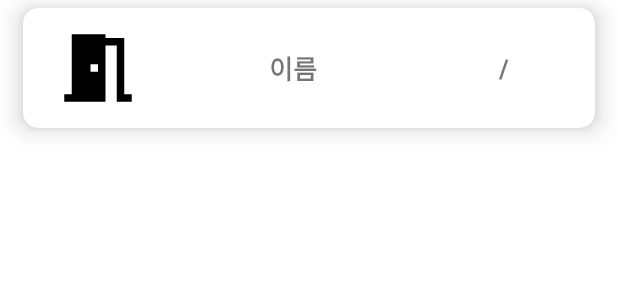
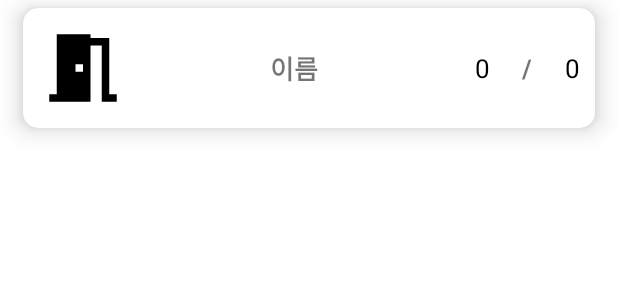
Before and after one commit to leejy12/poker, an Android app: the layout fragment_table.xml on its own in the app's theme, with its tools: preview values and no code run, on a phone screen of 412 x 824 dp. Shown: the top 300 px of the screen. Run offline under Robolectric (Android 15) with nearby library versions, the phone set to English and light mode, and no system bars; network calls fail.

Commit message:
table layout fix

```diff
--- a/app/src/main/java/com/example/poker/LobbyActivity.kt
+++ b/app/src/main/java/com/example/poker/LobbyActivity.kt
@@ -14,50 +14,6 @@ import com.android.volley.Request
 import com.android.volley.RequestQueue
 import com.android.volley.toolbox.JsonArrayRequest
 import com.android.volley.toolbox.Volley
-
-class Table(val tableId: String, val tableName: String, val maxPlayers: Int, val currentPlayers: Int)
-
-class TableAdapter(private val itemList: ArrayList<Table>) : RecyclerView.Adapter<TableAdapter.Holder>() {
-    interface OnItemClickListener {
-        fun onCardViewClick(view: View, table: Table, pos: Int)
-    }
-
-    private var listener: OnItemClickListener? = null
-
-    fun setOnItemClickListener(listener: OnItemClickListener) {
-        this.listener = listener
-    }
-
-    override fun onCreateViewHolder(parent: ViewGroup, viewType: Int): Holder {
-        val view = LayoutInflater.from(parent.context).inflate(R.layout.fragment_table, parent, false)
-        return Holder(view)
-    }
-
-    override fun onBindViewHolder(holder: TableAdapter.Holder, position: Int) {
-        holder.bind(itemList[position])
-    }
-
-    override fun getItemCount(): Int {
-        return itemList.size
-    }
-
-    inner class Holder(itemView: View?) : RecyclerView.ViewHolder(itemView!!) {
-        private val tableName = itemView?.findViewById<TextView>(R.id.tableName)
-        private val maxPlayers = itemView?.findViewById<TextView>(R.id.maxpeople)
-        private val curPlayers = itemView?.findViewById<TextView>(R.id.currentpeople)
-        private val cardView = itemView?.findViewById<CardView>(R.id.tableCardView)
-
-        fun bind(table: Table) {
-            tableName?.text = table.tableName
-            maxPlayers?.text = table.maxPlayers.toString()
-            curPlayers?.text = table.currentPlayers.toString()
-
-            cardView?.setOnClickListener {
-                listener?.onCardViewClick(itemView, table, adapterPosition)
-            }
-        }
-    }
-}
 
 class LobbyActivity : AppCompatActivity() {
     private lateinit var recyclerView: RecyclerView
@@ -79,6 +35,10 @@ class LobbyActivity : AppCompatActivity() {
                     val tableName = tableObj.getString("tableName")
                     val maxPlayers = tableObj.getInt("maxPlayers")
                     val currentPlayers = tableObj.getInt("currentPlayers")
+                    println(tableId)
+                    println(tableName)
+                    println(maxPlayers)
+                    println(currentPlayers)
                     tables.add(Table(tableId, tableName, maxPlayers, currentPlayers))
                 }
 
--- /dev/null
+++ b/app/src/main/java/com/example/poker/Table.kt
@@ -0,0 +1,3 @@
+package com.example.poker
+
+class Table(val tableId: String, val tableName: String, val maxPlayers: Int, val currentPlayers: Int)
--- /dev/null
+++ b/app/src/main/java/com/example/poker/TableAdapter.kt
@@ -0,0 +1,52 @@
+package com.example.poker
+
+import android.view.LayoutInflater
+import android.view.View
+import android.view.ViewGroup
+import android.widget.TextView
+import androidx.cardview.widget.CardView
+import androidx.recyclerview.widget.RecyclerView
+
+class TableAdapter(private val itemList: ArrayList<Table>) : RecyclerView.Adapter<TableAdapter.Holder>() {
+    interface OnItemClickListener {
+        fun onCardViewClick(view: View, table: Table, pos: Int)
+    }
+
+    private var listener: OnItemClickListener? = null
+
+    fun setOnItemClickListener(listener: OnItemClickListener) {
+        this.listener = listener
+    }
+
+    override fun onCreateViewHolder(parent: ViewGroup, viewType: Int): Holder {
+        val view = LayoutInflater.from(parent.context).inflate(R.layout.fragment_table, parent, false)
+        return Holder(view)
+    }
+
+    override fun onBindViewHolder(holder: TableAdapter.Holder, position: Int) {
+        holder.bind(itemList[position])
+    }
+
+    override fun getItemCount(): Int {
+        return itemList.size
+    }
+
+    inner class Holder(itemView: View?) : RecyclerView.ViewHolder(itemView!!) {
+        private val tableName = itemView?.findViewById<TextView>(R.id.tableName)
+        private val maxPlayers = itemView?.findViewById<TextView>(R.id.maxpeople)
+        private val curPlayers = itemView?.findViewById<TextView>(R.id.currentpeople)
+        private val cardView = itemView?.findViewById<CardView>(R.id.tableCardView)
+
+        fun bind(table: Table) {
+            tableName?.text = table.tableName
+            maxPlayers?.text = table.maxPlayers.toString()
+            curPlayers?.text = table.currentPlayers.toString()
+            println("Bind ${table.maxPlayers.toString()}")
+            println("Bind ${table.currentPlayers.toString()}")
+
+            cardView?.setOnClickListener {
+                listener?.onCardViewClick(itemView, table, adapterPosition)
+            }
+        }
+    }
+}
--- a/app/src/main/res/layout/fragment_table.xml
+++ b/app/src/main/res/layout/fragment_table.xml
@@ -2,6 +2,7 @@
 <androidx.cardview.widget.CardView
     xmlns:android="http://schemas.android.com/apk/res/android"
     xmlns:app="http://schemas.android.com/apk/res-auto"
+    xmlns:tools="http://schemas.android.com/tools"
     android:layout_width="match_parent"
     android:layout_height="80dp"
     android:layout_marginHorizontal="15dp"
@@ -15,65 +16,57 @@
         android:layout_width="match_parent"
         android:layout_height="match_parent">
 
-        <LinearLayout
-            android:layout_width="match_parent"
-            android:layout_height="match_parent">
-
         <ImageView
-                android:layout_width="0dp"
+            android:id="@+id/photo"
+            android:layout_width="60dp"
             android:layout_height="60dp"
-                android:layout_weight="1"
-                android:id="@+id/photo"
+            android:layout_margin="10dp"
             android:src="@drawable/ic_baseline_meeting_room_24"
-                android:layout_margin="10dp"
+            app:layout_constraintBottom_toBottomOf="parent"
             app:layout_constraintStart_toStartOf="parent"
-                app:layout_constraintTop_toTopOf="parent"
-                app:layout_constraintBottom_toBottomOf="parent" />
+            app:layout_constraintTop_toTopOf="parent" />
 
         <TextView
-                android:layout_width="0dp"
+            android:id="@+id/tableName"
+            android:layout_width="wrap_content"
             android:layout_height="match_parent"
-                android:layout_weight="2"
-                android:id="@+id/tableName"
+            android:gravity="center"
             android:text="이름"
             android:textSize="17dp"
-                android:gravity="center"
             android:textStyle="bold"
-                app:layout_constraintTop_toTopOf="parent"
-                app:layout_constraintLeft_toRightOf="@+id/photo" />
+            app:layout_constraintEnd_toStartOf="@+id/currentpeople"
+            app:layout_constraintStart_toEndOf="@+id/photo" />
 
         <TextView
             android:id="@+id/currentpeople"
-                android:layout_width="0dp"
+            android:layout_width="30dp"
             android:layout_height="match_parent"
-                android:layout_weight="0.5"
-                android:paddingLeft="50dp"
-                android:paddingTop="30dp"
-                android:textSize="17dp"
-                app:layout_constraintLeft_toRightOf="@+id/tableName" />
+            android:gravity="center"
+            android:text="0"
+            android:textColor="@color/black"
+            android:textSize="17sp"
+            app:layout_constraintEnd_toStartOf="@+id/textView" />
 
         <TextView
-                android:layout_width="0dp"
+            android:id="@+id/textView"
+            android:layout_width="30dp"
             android:layout_height="match_parent"
-                android:layout_weight="0.5"
-                android:textSize="17dp"
+            android:gravity="center"
             android:text="/"
+            android:textSize="17sp"
             android:textStyle="bold"
-                android:gravity="center"
-                app:layout_constraintLeft_toRightOf="@+id/tableName"/>
+            app:layout_constraintEnd_toStartOf="@+id/maxpeople" />
 
         <TextView
             android:id="@+id/maxpeople"
-                android:layout_width="0dp"
+            android:layout_width="30dp"
             android:layout_height="match_parent"
-                android:layout_weight="0.5"
-                android:textSize="17dp"
-                android:paddingTop="30dp"
-                android:paddingLeft="50dp"
-                app:layout_constraintLeft_toRightOf="@+id/tableName" />
+            android:gravity="center"
+            android:text="0"
+            android:textColor="@color/black"
+            android:textSize="17sp"
+            app:layout_constraintEnd_toEndOf="parent" />
 
-
-        </LinearLayout>
 
     </androidx.constraintlayout.widget.ConstraintLayout>
 
```
Lines whose indentation alone changed are shown as unchanged.
